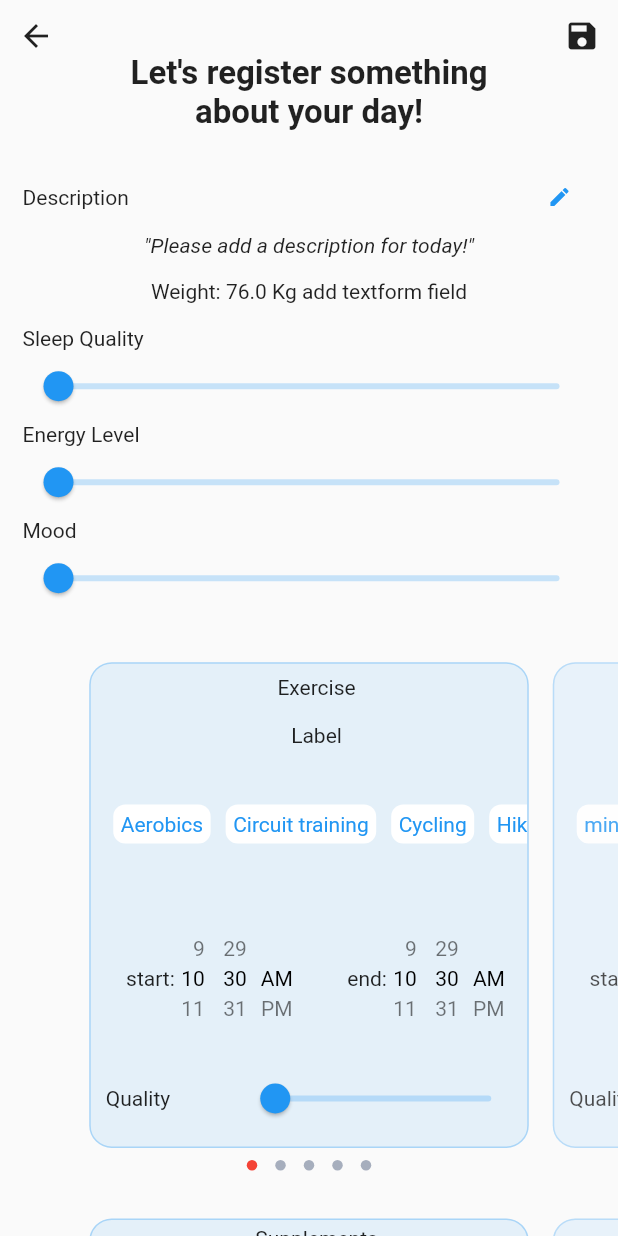
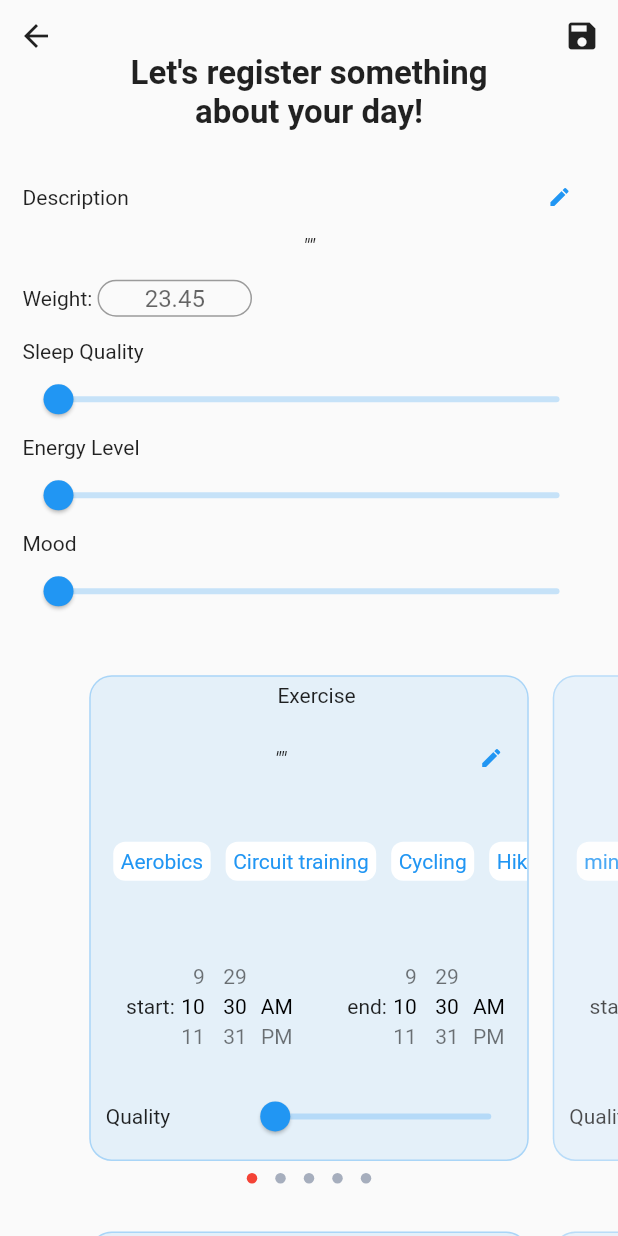
Before and after one commit to RBeato/Life-food-tracker, a Flutter app: the screen it shows after launch, after a tap on the "add box" icon, on a phone screen of 412 x 824 dp. Run offline on Flutter 3.47's test engine with Material 2 defaults, Android fonts, the phone set to English and light mode, and no system bars; drawn by our look-alikes of syncfusion_flutter_sliders; our stand-ins replace flutter_riverpod, fluttertoast, hive, hive_flutter, syncfusion_flutter_calendar, syncfusion_flutter_charts; accounts and stored records are empty.

Commit message:
small changes

```diff
--- a/lib/UI/common_widgets/time_picker.dart
+++ b/lib/UI/common_widgets/time_picker.dart
@@ -4,8 +4,8 @@ import 'package:lifestyle_tracker/UI/common_widgets/time_picker_spinner.dart';
 import '../../constants.dart';
 
 class CustomTimePicker extends StatefulWidget {
-  CustomTimePicker(this.parameter, {Key? key}) : super(key: key);
-  String parameter;
+  const CustomTimePicker(this.parameter, {Key? key}) : super(key: key);
+  final String parameter;
 
   @override
   State<CustomTimePicker> createState() => Custom_TimePickerState();
@@ -20,8 +20,8 @@ class Custom_TimePickerState extends State<CustomTimePicker> {
       mainAxisAlignment: MainAxisAlignment.center,
       children: [
         Constants.needsTwoTimePickers(widget.parameter)
-            ? Text("start:")
-            : Text("at:"),
+            ? const Text("start:")
+            : const Text("at:"),
         Container(
             padding: const EdgeInsets.only(
               top: 10,
@@ -37,8 +37,8 @@ class Custom_TimePickerState extends State<CustomTimePicker> {
             )),
         Constants.needsTwoTimePickers(widget.parameter)
             ? Row(children: [
-                SizedBox(width: 35.0),
-                Text("end:"),
+                const SizedBox(width: 35.0),
+                const Text("end:"),
                 Container(
                     padding: const EdgeInsets.only(
                       top: 10,
--- a/lib/UI/daily_edit_page/description.dart
+++ b/lib/UI/daily_edit_page/description.dart
@@ -1,9 +1,10 @@
 import 'package:flutter/material.dart';
 import 'package:flutter_riverpod/flutter_riverpod.dart';
+import 'package:lifestyle_tracker/providers/daily_register_provider.dart';
+
+import 'custom_text_field.dart';
 
 final showDescriptionPanelProvider = StateProvider<bool>((ref) => false);
-final descriptionStringProvider =
-    StateProvider<String>((ref) => "Please add a description for today!");
 
 class Description extends ConsumerStatefulWidget {
   const Description({Key? key}) : super(key: key);
@@ -24,7 +25,8 @@ class _DescriptionState extends ConsumerState<Description> {
   @override
   Widget build(BuildContext context) {
     bool showDescriptionPanel = ref.watch(showDescriptionPanelProvider);
-    String descriptionString = ref.watch(descriptionStringProvider);
+    String descriptionString = ref.watch(registerProvider).description ??
+        "Please add a description for today!";
 
     return Column(
       mainAxisAlignment: MainAxisAlignment.start,
@@ -39,7 +41,6 @@ class _DescriptionState extends ConsumerState<Description> {
                     onPressed: () {
                       ref.read(showDescriptionPanelProvider.notifier).state =
                           !showDescriptionPanel;
-                      //TODO: Close all other opened panels
                     },
                     icon: const Icon(
                       Icons.edit,
@@ -52,39 +53,19 @@ class _DescriptionState extends ConsumerState<Description> {
         showDescriptionPanel
             ? Column(
                 children: [
-                  TextField(
-                    controller: _descriptionCtrl,
-                    decoration: const InputDecoration(
-                      hintText: 'How was it?...',
-                      hintStyle: TextStyle(
-                          fontStyle: FontStyle.italic, fontSize: 14.0),
-                      contentPadding: EdgeInsets.symmetric(
-                          vertical: 10.0, horizontal: 20.0),
-                      border: OutlineInputBorder(
-                        borderRadius: BorderRadius.all(Radius.circular(32.0)),
-                      ),
-                      enabledBorder: OutlineInputBorder(
-                        borderSide: BorderSide(
-                            color: Colors.lightBlueAccent, width: 1.0),
-                        borderRadius: BorderRadius.all(Radius.circular(32.0)),
-                      ),
-                      focusedBorder: OutlineInputBorder(
-                        borderSide: BorderSide(
-                            color: Colors.lightBlueAccent, width: 2.0),
-                        borderRadius: BorderRadius.all(Radius.circular(32.0)),
-                      ),
-                    ),
-                  ),
+                  CustomTextField(
+                      descriptionCtrl: _descriptionCtrl,
+                      hintText: "How was your day?"),
                   Align(
                     alignment: Alignment.bottomRight,
                     child: ElevatedButton(
                       child: const Text("Save"),
                       onPressed: () {
-                        ref.read(descriptionStringProvider.notifier).state =
-                            _descriptionCtrl.text;
                         ref.read(showDescriptionPanelProvider.notifier).state =
                             !showDescriptionPanel;
-                        //TODO: Close all other opened panels},
+                        ref
+                            .read(registerProvider.notifier)
+                            .edit(description: _descriptionCtrl.text);
                       },
                     ),
                   ),
--- a/lib/UI/daily_edit_page/formulary.dart
+++ b/lib/UI/daily_edit_page/formulary.dart
@@ -1,5 +1,6 @@
 import 'package:flutter/material.dart';
 import 'package:flutter_riverpod/flutter_riverpod.dart';
+import 'package:lifestyle_tracker/UI/daily_edit_page/weight_text_form.dart';
 import '../../constants.dart';
 import 'description.dart';
 import 'auto_eval_quantified_params.dart';
@@ -38,10 +39,7 @@ class Formulary extends ConsumerWidget {
                     children: const [
                       Description(),
                       SizedBox(height: 15.0),
-                      Text(
-                        "Weight: 76.0 Kg add textform field",
-                        textAlign: TextAlign.start,
-                      ),
+                      WeightTextForm(),
                       SizedBox(height: 15.0),
                       AutoEvalQuantifiedParams(),
                     ],
--- a/lib/UI/daily_edit_page/generic_edit_panel.dart
+++ b/lib/UI/daily_edit_page/generic_edit_panel.dart
@@ -1,20 +1,37 @@
 import 'package:flutter/material.dart';
+import 'package:flutter_riverpod/flutter_riverpod.dart';
 import 'package:lifestyle_tracker/UI/common_widgets/time_picker.dart';
+import 'package:lifestyle_tracker/providers/daily_register_provider.dart';
 import 'package:syncfusion_flutter_sliders/sliders.dart';
 
 import '../../../constants.dart';
+import 'custom_text_field.dart';
 import 'parameter_list_edit_pop_up.dart';
 
-class GenericEditPanel extends StatelessWidget {
-  GenericEditPanel(this.parameter, {Key? key}) : super(key: key);
+final showLabelPanelProvider = StateProvider<bool>((ref) => false);
+
+class GenericEditPanel extends ConsumerStatefulWidget {
+  const GenericEditPanel(this.parameter, {Key? key}) : super(key: key);
 
   final String parameter;
 
-  String parameterName = "Meal";
-  String label = "Something the user writes";
+  @override
+  _GenericEditPanelState createState() => _GenericEditPanelState();
+}
+
+class _GenericEditPanelState extends ConsumerState<GenericEditPanel> {
+  late TextEditingController _descriptionCtrl;
+
+  @override
+  void initState() {
+    super.initState();
+    _descriptionCtrl = TextEditingController(); //received saved description
+  }
 
   @override
   Widget build(BuildContext context) {
+    bool _showLabelPanel = ref.watch(showLabelPanelProvider);
+
     return Container(
       decoration: BoxDecoration(
         color: Colors.blue.withOpacity(0.1),
@@ -26,18 +43,80 @@ class GenericEditPanel extends StatelessWidget {
         child: Column(
           mainAxisAlignment: MainAxisAlignment.spaceAround,
           children: [
-            Text(Constants.dailyRegisterToUIString[parameter]!),
-            Text("Label"),
-            ListOfItems(Constants.allItems[parameter]!),
-            Constants.needsTimePicker(parameter)
-                ? CustomTimePicker(parameter)
+            Text(Constants.dailyRegisterToUIString[widget.parameter]!),
+            Label(showLabelPanel: _showLabelPanel, textCtrl: _descriptionCtrl),
+            ListOfItems(Constants.allItems[widget.parameter]!),
+            Constants.needsTimePicker(widget.parameter)
+                ? CustomTimePicker(widget.parameter)
                 : Container(),
-            Constants.needsQualitySlider(parameter)
-                ? QualitySlider(parameter)
+            Constants.needsQualitySlider(widget.parameter)
+                ? QualitySlider(widget.parameter)
                 : Container(),
           ],
         ),
       ),
+    );
+  }
+}
+
+class Label extends ConsumerWidget {
+  const Label({required this.showLabelPanel, required this.textCtrl, Key? key})
+      : super(key: key);
+  final bool showLabelPanel;
+  final TextEditingController textCtrl;
+
+  @override
+  Widget build(BuildContext context, WidgetRef ref) {
+    String descriptionString =
+        ref.watch(registerProvider).description ?? "Add a custom label!";
+    return Row(
+      mainAxisAlignment: MainAxisAlignment.spaceBetween,
+      children: [
+        Container(), // to space items around
+        showLabelPanel
+            ? Row(
+                // mainAxisAlignment: MainAxisAlignment.spaceAround,
+                children: [
+                  SizedBox(
+                    width: MediaQuery.of(context).size.width * 0.5,
+                    height: MediaQuery.of(context).size.height * 0.1,
+                    child: CustomTextField(
+                        descriptionCtrl: textCtrl,
+                        hintText: "Write something more about this!"),
+                  ),
+                  // Align(
+                  //   alignment: Alignment.centerRight,
+                  //   child: ElevatedButton(
+                  //     child: const Text("Save"),
+                  //     onPressed: () {
+                  //       ref.read(showLabelPanelProvider.notifier).state =
+                  //           !showLabelPanel;
+                  //       ref
+                  //           .read(registerProvider.notifier)
+                  //           .edit(description: textCtrl.text);
+                  //     },
+                  //   ),
+                  // ),
+                ],
+              )
+            : Text(
+                "\"$descriptionString\"",
+                style: const TextStyle(fontStyle: FontStyle.italic),
+              ),
+        showLabelPanel
+            ? Container()
+            : IconButton(
+                onPressed: () {
+                  ref.read(showLabelPanelProvider.notifier).state =
+                      !showLabelPanel;
+                },
+                icon: const Icon(
+                  Icons.edit,
+                  color: Colors.blue,
+                  size: 16.0,
+                ),
+              ),
+      ],
     );
   }
 }
--- a/lib/UI/daily_edit_page/slider_button.dart
+++ b/lib/UI/daily_edit_page/slider_button.dart
@@ -1,15 +1,17 @@
 import 'package:flutter/material.dart';
+import 'package:flutter_riverpod/flutter_riverpod.dart';
+import 'package:lifestyle_tracker/providers/daily_register_provider.dart';
 import 'package:syncfusion_flutter_sliders/sliders.dart';
 
-class SliderButton extends StatefulWidget {
+class SliderButton extends ConsumerStatefulWidget {
   const SliderButton({Key? key, required this.title}) : super(key: key);
   final String title;
 
   @override
-  State<SliderButton> createState() => _SliderButtonState();
+  _SliderButtonState createState() => _SliderButtonState();
 }
 
-class _SliderButtonState extends State<SliderButton> {
+class _SliderButtonState extends ConsumerState<SliderButton> {
   final double _min = 0;
 
   final double _max = 10;
@@ -38,6 +40,8 @@ class _SliderButtonState extends State<SliderButton> {
           onChanged: (value) {
             setState(() {
               _value = value;
+              final register = ref.read(registerProvider.notifier);
+              _registerValue(register, widget.title, _value);
             });
           },
           value: _value,
@@ -45,4 +49,21 @@ class _SliderButtonState extends State<SliderButton> {
       ],
     );
   }
+
+  _registerValue(
+    Register register,
+    String title,
+    double value,
+  ) {
+    int _value = value.toInt();
+    if (title == "Sleep Quality") {
+      register.edit(sleepQuality: _value);
+    }
+    if (title == "Energy Level") {
+      register.edit(energyLevel: _value);
+    }
+    if (title == "Mood") {
+      register.edit(mood: _value);
+    }
+  }
 }
--- /dev/null
+++ b/lib/UI/daily_edit_page/weight_text_form.dart
@@ -0,0 +1,58 @@
+import 'package:flutter/material.dart';
+import 'package:flutter/services.dart';
+import 'package:flutter_riverpod/flutter_riverpod.dart';
+import 'package:lifestyle_tracker/models/daily_register.dart';
+import 'package:lifestyle_tracker/providers/daily_register_provider.dart';
+
+class WeightTextForm extends ConsumerStatefulWidget {
+  const WeightTextForm({Key? key}) : super(key: key);
+
+  @override
+  WeightTextFormState createState() => WeightTextFormState();
+}
+
+class WeightTextFormState extends ConsumerState<WeightTextForm> {
+  // late DailyRegister dailyRegister;
+
+  @override
+  void initState() {
+    super.initState();
+    // dailyRegister = ref.read(registerProvider); //not used
+  }
+
+  @override
+  Widget build(BuildContext context) {
+    return Row(
+      children: [
+        const Text(
+          "Weight: ",
+          textAlign: TextAlign.start,
+        ),
+        SizedBox(
+          width: MediaQuery.of(context).size.width * 0.25,
+          height: MediaQuery.of(context).size.height * 0.03,
+          child: TextField(
+            textAlign: TextAlign.center,
+            decoration: const InputDecoration(
+              hintText:
+                  // dailyRegister.registerCreationDate ??
+                  "23.45", //last saved value
+              contentPadding: EdgeInsets.symmetric(horizontal: 20.0),
+              border: OutlineInputBorder(
+                borderRadius: BorderRadius.all(Radius.circular(32.0)),
+              ),
+            ),
+            keyboardType: TextInputType.number,
+            onChanged: (value) {
+              double weight = double.parse(value);
+              ref.read(registerProvider.notifier).edit(bodyWeight: weight);
+            },
+            inputFormatters: <TextInputFormatter>[
+              FilteringTextInputFormatter.allow(RegExp('[0-9.,]+')),
+            ], // Only numbers can be entered
+          ),
+        ),
+      ],
+    );
+  }
+}
--- a/lib/UI/today_page/calendar.dart
+++ b/lib/UI/today_page/calendar.dart
@@ -25,12 +25,11 @@ class TodayCalendar extends ConsumerWidget {
   @override
   Widget build(BuildContext context, WidgetRef ref) {
     final value = ref.watch(calendarViewProvider);
-    CalendarView calendarView = getView(value);
 
     return SfCalendar(
         headerStyle:
             const CalendarHeaderStyle(textStyle: TextStyle(fontSize: 12.0)),
-        view: calendarView,
+        view: getView(value),
         dataSource: NutritionInfo(appointments),
         onTap: (value) {
           if (value.appointments != null) {
--- a/lib/UI/today_page/today_page.dart
+++ b/lib/UI/today_page/today_page.dart
@@ -1,10 +1,10 @@
 import 'package:flutter/material.dart';
-import 'package:hive/hive.dart';
 import 'package:lifestyle_tracker/UI/daily_edit_page/daily_edit_page.dart';
 import 'package:lifestyle_tracker/UI/today_page/calendar_view_selection.dart';
 import 'package:lifestyle_tracker/constants.dart';
 import 'package:lifestyle_tracker/repositories/mock_data_daily_routines.dart';
 import 'package:syncfusion_flutter_calendar/calendar.dart';
+import 'package:intl/intl.dart';
 
 import 'calendar.dart';
 import 'day_description.dart';
@@ -25,7 +25,8 @@ class _TodayPageState extends State<TodayPage> {
 
   @override
   void initState() {
-    DateTime currentDate = DateTime(now.year, now.month, now.day);
+    String currentDate =
+        DateFormat('yyyy-MM-dd').format(DateTime(now.year, now.month, now.day));
     getDailyInfo(currentDate);
     super.initState();
   }
@@ -33,17 +34,16 @@ class _TodayPageState extends State<TodayPage> {
   //use!???
   @override
   void dispose() {
-    Hive.close();
+    // Hive.close();
     //or
-    Hive.box('registers').close();
+    // Hive.box('registers').close();
 
     super.dispose();
   }
 
-  getDailyInfo(DateTime currentDate) {
+  getDailyInfo(String currentDate) {
     mockRegisters
-        .where(
-            (register) => register.registerCreationDate.day == currentDate.day)
+        .where((register) => register.registerCreationDate! == currentDate)
         .forEach((element) {
       dayDescription = element.description ?? dayDescription;
       for (var action in Constants.routineActions) {
--- a/lib/models/daily_register.dart
+++ b/lib/models/daily_register.dart
@@ -9,7 +9,7 @@ part 'daily_register.g.dart';
 @HiveType(typeId: 0)
 class DailyRegister extends HiveObject {
   @HiveField(0)
-  DateTime registerCreationDate;
+  String? registerCreationDate;
 
   @HiveField(1)
   String? description;
@@ -51,7 +51,7 @@ class DailyRegister extends HiveObject {
   List<Snack>? snacks; //or consider a meal?
 
   DailyRegister({
-    required this.registerCreationDate,
+    this.registerCreationDate,
     this.description,
     this.sleepQuality,
     this.energyLevel,
--- /dev/null
+++ b/lib/providers/edited_day_date_time_provider.dart
@@ -0,0 +1,4 @@
+import 'package:flutter_riverpod/flutter_riverpod.dart';
+
+final editedDayDateTimeProvider =
+    StateProvider<DateTime>((ref) => DateTime.now());
```
Also changed, not shown: lib/UI/daily_edit_page/custom_text_field.dart (added, +34 -0 lines), lib/UI/stats/auto_eval_params_chart.dart (added, +87 -0 lines), lib/UI/stats/energy_chart.dart (deleted, +0 -92 lines), lib/UI/stats/stats_page.dart (+4 -3 lines), lib/models/auto_evaluation_parameters.dart (+10 -8 lines), lib/models/auto_evaluation_parameters_options.dart (deleted, +0 -68 lines), lib/providers/daily_register_provider.dart (+53 -38 lines), lib/repositories/mock_data_daily_routines.dart (+11 -7 lines), lib/models/auto_evaluation_parameters.g.dart, lib/models/auto_evaluation_parameters_options.g.dart (deleted), lib/models/daily_register.g.dart.
